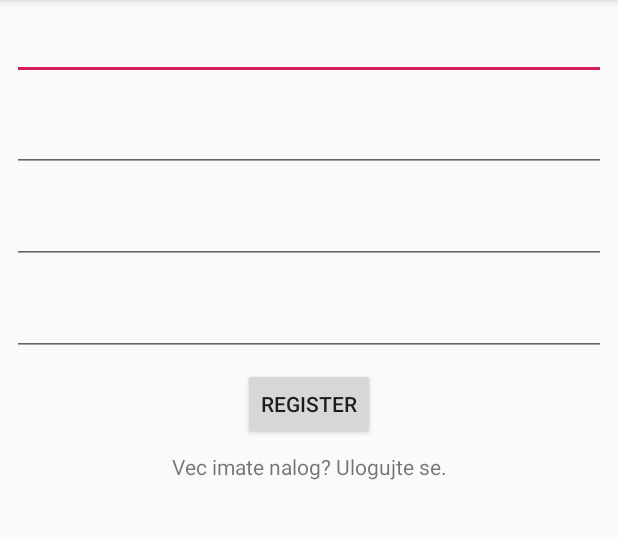
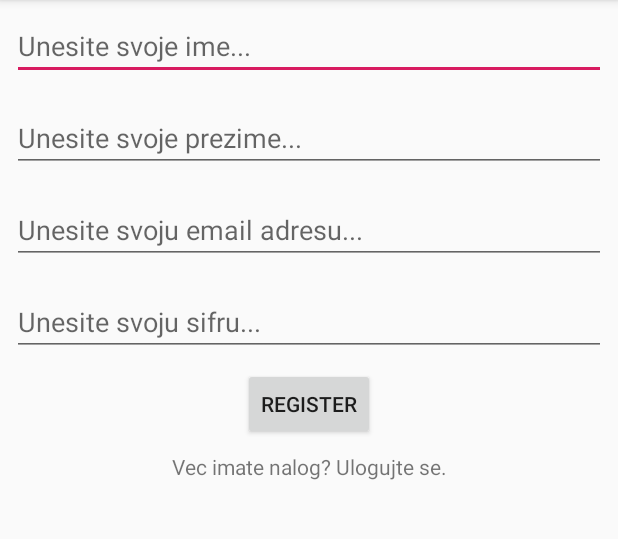
Before and after one commit to papa/Book_App_MTS_2019, an Android app: the screen it shows after launch (MainActivity), on a phone screen of 412 x 824 dp, the part 84-623 px from its top. Run offline under Robolectric (Android 15) with nearby library versions, the light colour scheme and no system bars; our stand-ins replace Firebase (no records; nobody signed in at launch, a user with empty details on screens opened directly).

Commit message:
Update: 1) Sredjen kod po f-ja svuda gde je moglo...Bice jos sredjivanja svakako v2

```diff
--- a/app/src/main/java/com/example/bookapp/KnjigaDodavanjeActivity.java
+++ b/app/src/main/java/com/example/bookapp/KnjigaDodavanjeActivity.java
@@ -95,6 +95,7 @@ public class KnjigaDodavanjeActivity extends AppCompatActivity {
         btnUpisi.setOnClickListener(new View.OnClickListener() {
             @Override
             public void onClick(View v) {
+                Toast.makeText(KnjigaDodavanjeActivity.this,"Klik",Toast.LENGTH_LONG).show();
                 dodajOglas();
             }
         });
@@ -160,7 +161,6 @@ public class KnjigaDodavanjeActivity extends AppCompatActivity {
     private void dodajOglas()
     {
         citajEditTextove();
-
 
         if(idKnjige.equals("nema"))
             Toast.makeText(KnjigaDodavanjeActivity.this,"Odaberite knjigu iz liste ili dodajte novu", Toast.LENGTH_SHORT).show();
--- a/app/src/main/res/layout/activity_login.xml
+++ b/app/src/main/res/layout/activity_login.xml
@@ -15,12 +15,14 @@
             android:layout_width="match_parent"
             android:layout_height="wrap_content"
             android:layout_margin="8dp"
+            android:hint="Unesite email adresu..."
             android:id="@+id/eLogEmail" />
 
         <EditText
             android:layout_width="match_parent"
             android:layout_height="wrap_content"
             android:layout_margin="8dp"
+            android:hint="Unesite svoju sifru..."
             android:id="@+id/eLogPassword" />
 
         <Button
--- a/app/src/main/res/layout/activity_main.xml
+++ b/app/src/main/res/layout/activity_main.xml
@@ -16,24 +16,28 @@
             android:layout_width="match_parent"
             android:layout_height="wrap_content"
             android:layout_margin="8dp"
+            android:hint="Unesite svoje ime..."
             android:id="@+id/eName" />
 
         <EditText
             android:layout_width="match_parent"
             android:layout_height="wrap_content"
             android:layout_margin="8dp"
+            android:hint="Unesite svoje prezime..."
             android:id="@+id/eSurname"/>
 
         <EditText
             android:layout_width="match_parent"
             android:layout_height="wrap_content"
             android:layout_margin="8dp"
+            android:hint="Unesite svoju email adresu..."
             android:id="@+id/eEmail" />
 
         <EditText
             android:layout_width="match_parent"
             android:layout_height="wrap_content"
             android:layout_margin="8dp"
+            android:hint="Unesite svoju sifru..."
             android:id="@+id/ePass" />
 
         <Button
```
